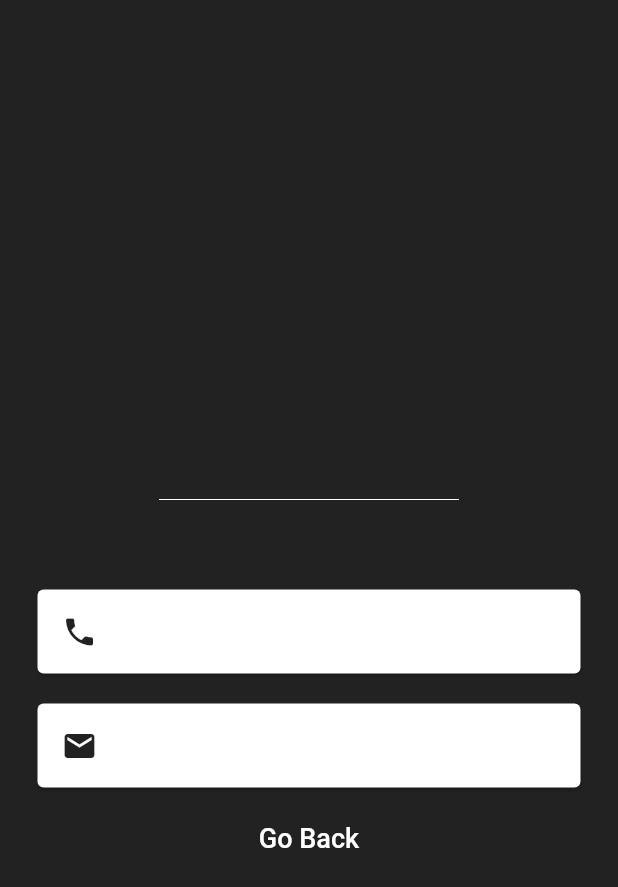
After one commit to hitalithakur/TukTukUser, a Flutter app: the MainScreen screen opened by its route, in the side drawer, after a tap on "Visit Profile", on a phone screen of 412 x 824 dp. The commit adds this screen. Shown: the top 887 px of the screen. Run offline on Flutter 3.47's test engine with Material 2 defaults, Android fonts, the phone set to English and light mode, and no system bars; our stand-ins replace animated_text_kit, firebase_auth, firebase_core, firebase_database, fluttertoast, font_awesome_flutter and 4 more; missing offline and left inert: flutter_geofire, flutter_polyline_points; accounts and stored records are empty.

Commit message:
First Commit

```diff
--- a/lib/AllScreens/mainscreen.dart
+++ b/lib/AllScreens/mainscreen.dart
@@ -10,7 +10,9 @@ import 'package:flutter_polyline_points/flutter_polyline_points.dart';
 import 'package:font_awesome_flutter/font_awesome_flutter.dart';
 import 'package:geolocator/geolocator.dart';
 import 'package:google_maps_flutter/google_maps_flutter.dart';
+import 'package:my_flutter_project/AllScreens/aboutScreen.dart';
 import 'package:my_flutter_project/AllScreens/loginScreen.dart';
+import 'package:my_flutter_project/AllScreens/profileScreen.dart';
 import 'package:my_flutter_project/AllScreens/ratingScreen.dart';
 import 'package:my_flutter_project/AllScreens/registerScreen.dart';
 import 'package:my_flutter_project/AllScreens/searchScreen.dart';
@@ -435,7 +437,15 @@ class _MainScreenState extends State<MainScreen> with TickerProviderStateMixin
                         children: [
                           Text(uName, style: TextStyle(fontSize: 16.0, fontFamily: "Brand Bold"),),
                           SizedBox(height: 6.0,),
-                          Text("Profile"),
+                          GestureDetector(
+                            onTap: ()
+                            {
+                              Navigator.push(context, MaterialPageRoute(builder: (context) => ProfileScreen()));
+                            },
+                            child: Text(
+                                "Visit Profile"
+                            ),
+                          ),
                         ],
                       ),
                     ],
@@ -448,14 +458,30 @@ class _MainScreenState extends State<MainScreen> with TickerProviderStateMixin
               SizedBox(height: 12.0,),
 
               //Drawer Body Controllers
-              // ListTile(
-              //   leading: Icon(Icons.history),
-              //   title: Text("Ride History", style: TextStyle(fontSize: 15.0),),
-              // ),
-              // ListTile(
-              //   leading: Icon(Icons.person),
-              //   title: Text("Visit Profile", style: TextStyle(fontSize: 15.0),),
-              // ),
+              ListTile(
+                leading: Icon(Icons.history),
+                title: Text("Ride History", style: TextStyle(fontSize: 15.0),),
+              ),
+              ListTile(
+                leading: Icon(Icons.person),
+                title: GestureDetector(
+                    onTap: ()
+                    {
+                      Navigator.push(context, MaterialPageRoute(builder: (context) => ProfileScreen()));
+                    },
+                    child: Text("Profile", style: TextStyle(fontSize: 15.0),)
+                ),
+              ),
+              GestureDetector(
+                onTap: ()
+                {
+                  Navigator.pushNamedAndRemoveUntil(context, AboutScreen.idScreen, (route) => false);
+                },
+                child: ListTile(
+                  leading: Icon(Icons.info),
+                  title: Text("About Us", style: TextStyle(fontSize: 15.0),),
+                ),
+              ),
 
               // GestureDetector(
               //   child: ListTile(
@@ -467,7 +493,7 @@ class _MainScreenState extends State<MainScreen> with TickerProviderStateMixin
               //       // );
               //     },
               //     leading: Icon(Icons.info),
-              //     title: Text("Language", style: TextStyle(fontSize: 15.0),),
+              //     title: Text("About Us", style: TextStyle(fontSize: 15.0),),
               //   ),
               // ),
 
@@ -479,7 +505,7 @@ class _MainScreenState extends State<MainScreen> with TickerProviderStateMixin
                     FirebaseAuth.instance.signOut();
                     Navigator.pushNamedAndRemoveUntil(context, LoginScreen.idScreen, (route) => false);
                   },
-                  leading: Icon(Icons.info),
+                  leading: Icon(Icons.logout),
                   title: Text(getTranslated(context, 'log_out'), style: TextStyle(fontSize: 15.0),), //"Log Out"
                 ),
               ),
--- /dev/null
+++ b/lib/AllScreens/profileScreen.dart
@@ -0,0 +1,108 @@
+import 'package:firebase_auth/firebase_auth.dart';
+import 'package:flutter/material.dart';
+import 'package:flutter_geofire/flutter_geofire.dart';
+import 'package:my_flutter_project/congifMaps.dart';
+
+import 'mainscreen.dart';
+
+
+class ProfileScreen extends StatelessWidget {
+  @override
+  Widget build(BuildContext context)
+  {
+    return Scaffold(
+      backgroundColor: Colors.black87,
+      body: SafeArea(
+        child: Column(
+          mainAxisAlignment: MainAxisAlignment.center,
+          children: [
+
+            Text(userCurrentInfo.name,
+              style: TextStyle(
+                fontSize: 65.0,
+                color: Colors.white,
+                fontWeight: FontWeight.bold,
+                fontFamily: "Brand Bold",
+              ),
+            ),
+
+            SizedBox(
+              height: 20,
+              width: 200,
+              child: Divider(
+                color: Colors.white,
+              ),
+            ),
+
+            SizedBox(height: 40.0,),
+
+            InfoCard(
+              text: userCurrentInfo.phone,
+              icon: Icons.phone,
+              onPressed: () async
+              {
+                print("This is Phone.");
+              },
+            ),
+
+            InfoCard(
+              text: userCurrentInfo.email,
+              icon: Icons.email,
+              onPressed: () async
+              {
+                print("This is Email.");
+              },
+            ),
+
+            FlatButton(
+              onPressed: ()
+              {
+                Navigator.pushNamedAndRemoveUntil(context, MainScreen.idScreen, (route) => false);
+              },
+              child: const Text(
+                'Go Back',
+                style: TextStyle(
+                    fontSize: 18, color: Colors.white),
+              ),
+              shape: RoundedRectangleBorder(
+                  borderRadius: new BorderRadius.circular(10.0)
+              ),
+            ),
+
+          ],
+        ),
+      ),
+    );
+  }
+}
+
+class InfoCard extends StatelessWidget
+{
+  final String text;
+  final IconData icon;
+  Function onPressed;
+
+  InfoCard({this.text, this.icon, this.onPressed});
+
+  @override
+  Widget build(BuildContext context) {
+    return GestureDetector(
+      onTap: onPressed,
+      child: Card(
+        color: Colors.white,
+        margin: EdgeInsets.symmetric(vertical: 10.0, horizontal: 25.0),
+        child: ListTile(
+          leading: Icon(icon, color: Colors.black87,),
+          title: Text(
+            text,
+            style: TextStyle(
+              color: Colors.black87,
+              fontSize: 16.0,
+              fontFamily: "Brand Bold"
+            ),
+          ),
+        ),
+      ),
+    );
+  }
+}
--- a/lib/main.dart
+++ b/lib/main.dart
@@ -7,6 +7,7 @@ import 'package:firebase_core/firebase_core.dart';
 import 'package:firebase_database/firebase_database.dart';
 import 'package:flutter/material.dart';
 import 'package:flutter_localizations/flutter_localizations.dart';
+import 'package:my_flutter_project/AllScreens/aboutScreen.dart';
 import 'package:my_flutter_project/AllScreens/loginScreen.dart';
 import 'package:my_flutter_project/AllScreens/mainscreen.dart';
 import 'package:my_flutter_project/AllScreens/registerScreen.dart';
@@ -99,6 +100,7 @@ class _MyAppState extends State<MyApp> {
           RegisterScreen.idScreen: (context) => RegisterScreen(),
           LoginScreen.idScreen: (context) => LoginScreen(),
           MainScreen.idScreen: (context) => MainScreen(),
+          AboutScreen.idScreen: (context) => AboutScreen(),
           //SettingsPage.idScreen: (context) => SettingsPage(),
         },
         debugShowCheckedModeBanner: false,
```
Also changed, not shown: lib/AllScreens/aboutScreen.dart (added, +71 -0 lines).
